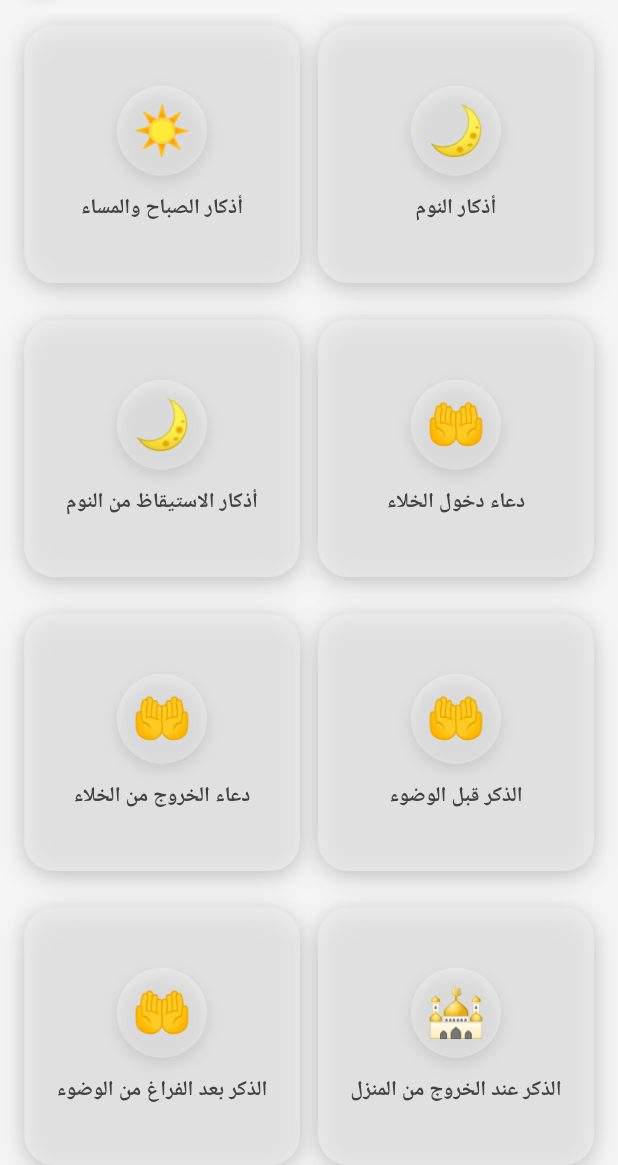
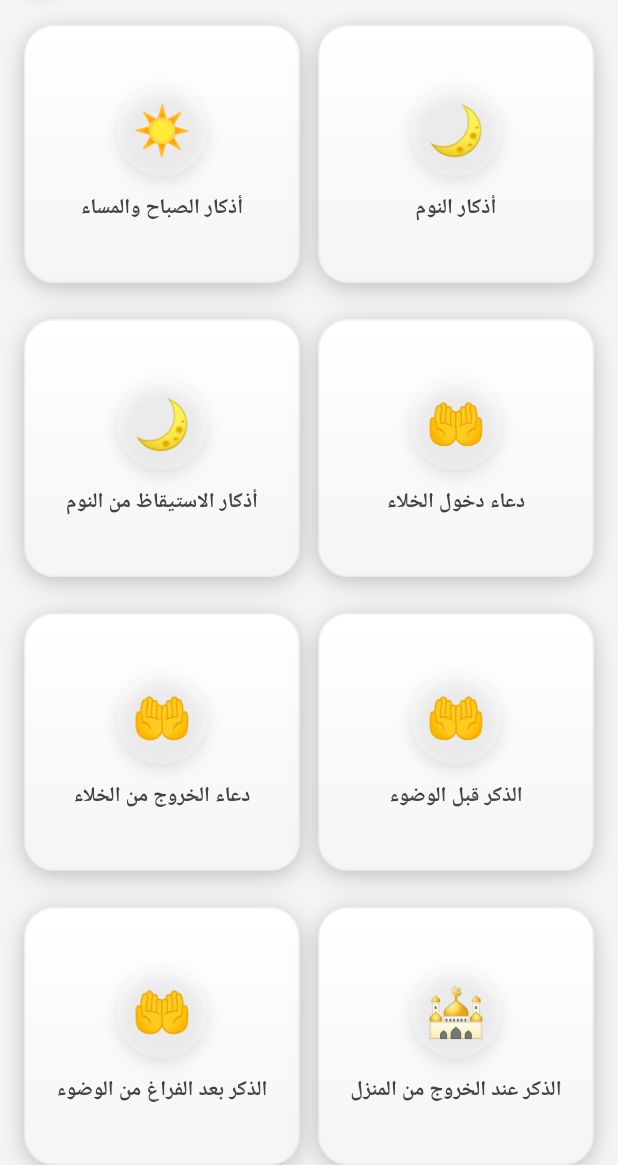
Before and after one commit to khaledebied/bling_azkar, a Flutter app: the screen it shows after launch, after a tap on "See All", on a phone screen of 412 x 824 dp, the part 71-1236 px from its top. Run offline on Flutter 3.47's test engine with Material 3 defaults, Android fonts, the phone set to English and light mode, and no system bars; our stand-ins replace dio, flutter_local_notifications, flutter_riverpod, freezed_annotation, geolocator, google_fonts and 8 more; missing offline and left inert: audio_session, flutter_qiblah, quran_library; accounts and stored records are empty; Roboto replaces fonts that are missing (Cairo); statements that could not run were skipped.

Commit message:
refactor: Update CategoryCard background to gradient for enhanced visual appeal
- Replaced solid color background with a gradient for both light and dark modes, improving aesthetics and depth
- Adjusted border color opacity for better contrast and visibility
- Enhanced overall styling to align with recent design updates

```diff
--- a/lib/src/presentation/widgets/category_card.dart
+++ b/lib/src/presentation/widgets/category_card.dart
@@ -173,10 +173,20 @@ class _CategoryCardState extends State<CategoryCard>
           ),
           margin: const EdgeInsets.only(bottom: 12),
           decoration: BoxDecoration(
-            // Gray background with opacity
-            color: isDarkMode
-                ? Colors.grey.shade800.withValues(alpha: 0.6)
-                : Colors.grey.shade200.withValues(alpha: 0.7),
+            // White to gray gradient
+            gradient: LinearGradient(
+              begin: Alignment.topCenter,
+              end: Alignment.bottomCenter,
+              colors: isDarkMode
+                  ? [
+                      Colors.grey.shade700.withValues(alpha: 0.8),
+                      Colors.grey.shade800.withValues(alpha: 0.9),
+                    ]
+                  : [
+                      Colors.white,
+                      Colors.grey.shade100,
+                    ],
+            ),
             borderRadius: BorderRadius.circular(20),
             border: isDarkMode
                 ? Border.all(
@@ -184,7 +194,7 @@ class _CategoryCardState extends State<CategoryCard>
                     width: 1,
                   )
                 : Border.all(
-                    color: Colors.grey.shade300.withValues(alpha: 0.3),
+                    color: Colors.grey.shade300.withValues(alpha: 0.5),
                     width: 1,
                   ),
             boxShadow: [
```
